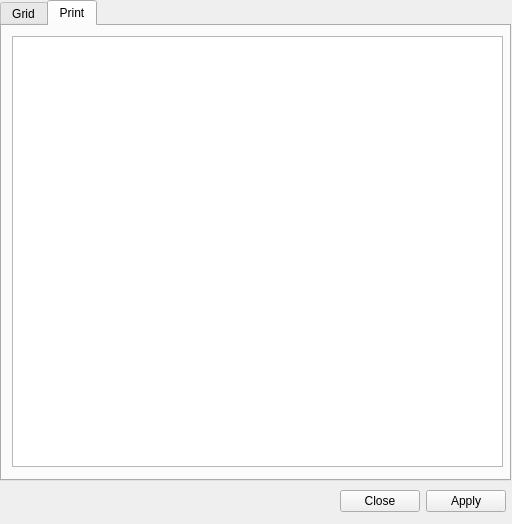
First picture: the form in stand_browser_toolboxwidget_base.ui, repository homann/stand-browser, before the edit.
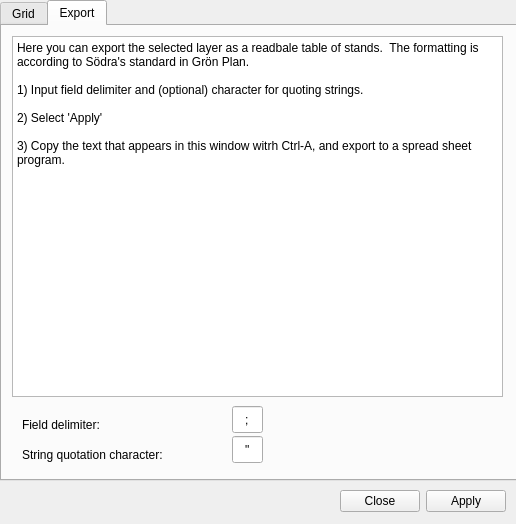
Second picture: the form after the edit.

Commit message: Added export options

```diff
--- a/stand_browser_toolboxwidget_base.ui
+++ b/stand_browser_toolboxwidget_base.ui
@@ -9,7 +9,7 @@
    <rect>
     <x>0</x>
     <y>0</y>
-    <width>512</width>
+    <width>516</width>
     <height>524</height>
    </rect>
   </property>
@@ -27,7 +27,7 @@
     <rect>
      <x>0</x>
      <y>0</y>
-     <width>511</width>
+     <width>521</width>
      <height>481</height>
     </rect>
    </property>
@@ -266,16 +266,89 @@
    </widget>
    <widget class="QWidget" name="tabPrint">
     <attribute name="title">
-     <string>Print</string>
+     <string>Export</string>
     </attribute>
-    <widget class="QTextEdit" name="teOutput">
+    <widget class="QPlainTextEdit" name="teOutput">
      <property name="geometry">
       <rect>
        <x>10</x>
        <y>10</y>
        <width>491</width>
-       <height>431</height>
+       <height>361</height>
       </rect>
+     </property>
+     <property name="plainText">
+      <string>Here you can export the selected layer as a readbale table of stands.  The formatting is according to Södra's standard in Grön Plan.
+
+1) Input field delimiter and (optional) character for quoting strings.
+
+2) Select 'Apply'
+
+3) Copy the text that appears in this window witrh Ctrl-A, and export to a spread sheet program.</string>
+     </property>
+    </widget>
+    <widget class="QLabel" name="label_6">
+     <property name="geometry">
+      <rect>
+       <x>20</x>
+       <y>390</y>
+       <width>241</width>
+       <height>17</height>
+      </rect>
+     </property>
+     <property name="text">
+      <string>Field delimiter:</string>
+     </property>
+    </widget>
+    <widget class="QLabel" name="label_7">
+     <property name="geometry">
+      <rect>
+       <x>20</x>
+       <y>420</y>
+       <width>211</width>
+       <height>17</height>
+      </rect>
+     </property>
+     <property name="text">
+      <string>String quotation character:</string>
+     </property>
+    </widget>
+    <widget class="QLineEdit" name="leDelim">
+     <property name="geometry">
+      <rect>
+       <x>230</x>
+       <y>380</y>
+       <width>31</width>
+       <height>27</height>
+      </rect>
+     </property>
+     <property name="text">
+      <string>;</string>
+     </property>
+     <property name="maxLength">
+      <number>1</number>
+     </property>
+     <property name="alignment">
+      <set>Qt::AlignCenter</set>
+     </property>
+    </widget>
+    <widget class="QLineEdit" name="leStringQuote">
+     <property name="geometry">
+      <rect>
+       <x>230</x>
+       <y>410</y>
+       <width>31</width>
+       <height>27</height>
+      </rect>
+     </property>
+     <property name="text">
+      <string>&quot;</string>
+     </property>
+     <property name="maxLength">
+      <number>1</number>
+     </property>
+     <property name="alignment">
+      <set>Qt::AlignCenter</set>
      </property>
     </widget>
    </widget>
```
The commit also changes 1 other file.
